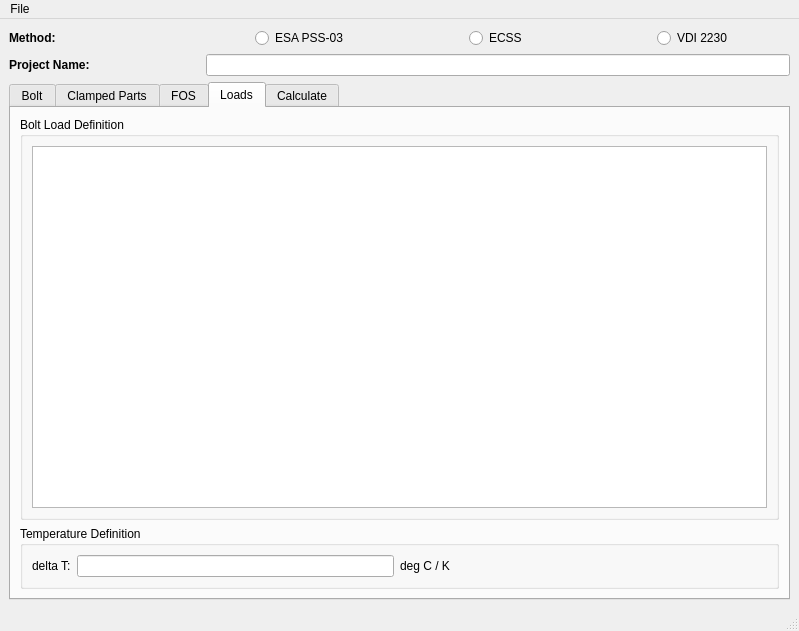
Old version of the form BAT/src/gui/bat_gui.ui in the repository misams/BAT.
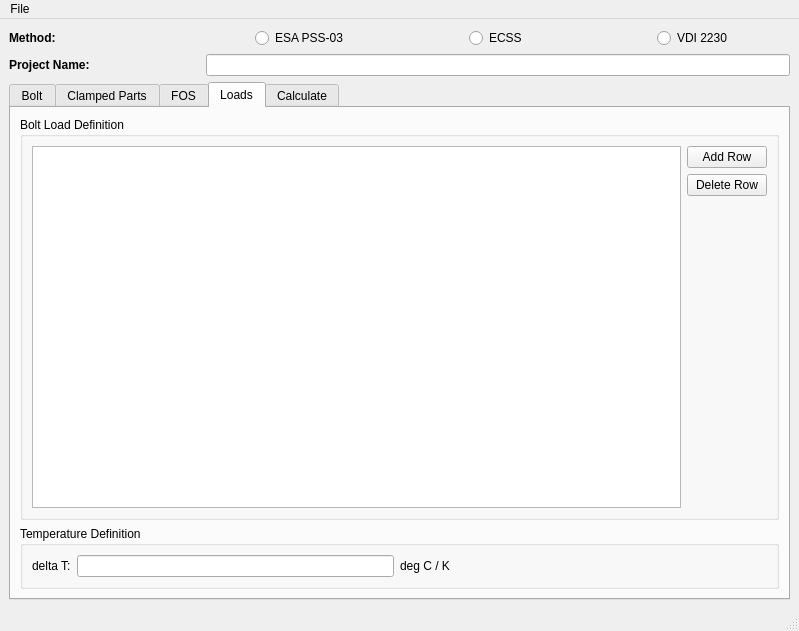
New version of the form. The open tabs and pages were chosen to show the change.

What changed in the file:
```diff
--- a/BAT/src/gui/bat_gui.ui
+++ b/BAT/src/gui/bat_gui.ui
@@ -559,9 +559,40 @@
           <property name="title">
            <string>Bolt Load Definition</string>
           </property>
-          <layout class="QVBoxLayout" name="verticalLayout_6">
-           <item>
-            <widget class="QTableView" name="loadsTable"/>
+          <layout class="QGridLayout" name="gridLayout_8">
+           <item row="0" column="0">
+            <widget class="QTableWidget" name="loadsTable"/>
+           </item>
+           <item row="0" column="1">
+            <layout class="QVBoxLayout" name="verticalLayout_9">
+             <item>
+              <widget class="QPushButton" name="addRowButton">
+               <property name="text">
+                <string>Add Row</string>
+               </property>
+              </widget>
+             </item>
+             <item>
+              <widget class="QPushButton" name="deleteRowButton">
+               <property name="text">
+                <string>Delete Row</string>
+               </property>
+              </widget>
+             </item>
+             <item>
+              <spacer name="verticalSpacer_7">
+               <property name="orientation">
+                <enum>Qt::Vertical</enum>
+               </property>
+               <property name="sizeHint" stdset="0">
+                <size>
+                 <width>20</width>
+                 <height>40</height>
+                </size>
+               </property>
+              </spacer>
+             </item>
+            </layout>
            </item>
           </layout>
          </widget>
```
Left out of the diff: 126 changed lines with no effect on the pictures.
